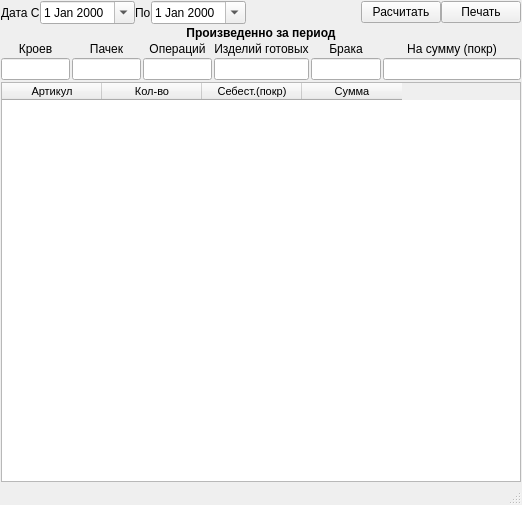
Qt form ui/report_performance_company.ui (Meller008/CRM-Avi) before a commit.
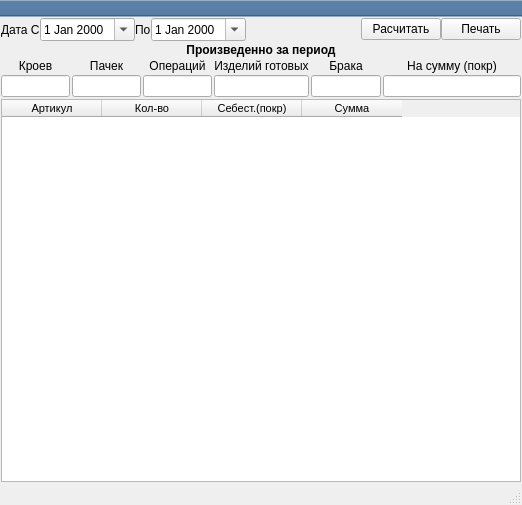
The same form after that commit.

```diff
--- a/ui/report_performance_company.ui
+++ b/ui/report_performance_company.ui
@@ -289,6 +289,23 @@
    </layout>
   </widget>
   <widget class="QStatusBar" name="statusBar"/>
+  <widget class="QToolBar" name="toolBar">
+   <property name="windowTitle">
+    <string>toolBar</string>
+   </property>
+   <property name="styleSheet">
+    <string notr="true">background-color: rgb(89, 125, 163);</string>
+   </property>
+   <property name="movable">
+    <bool>false</bool>
+   </property>
+   <attribute name="toolBarArea">
+    <enum>TopToolBarArea</enum>
+   </attribute>
+   <attribute name="toolBarBreak">
+    <bool>false</bool>
+   </attribute>
+  </widget>
  </widget>
  <resources/>
  <connections>
```
